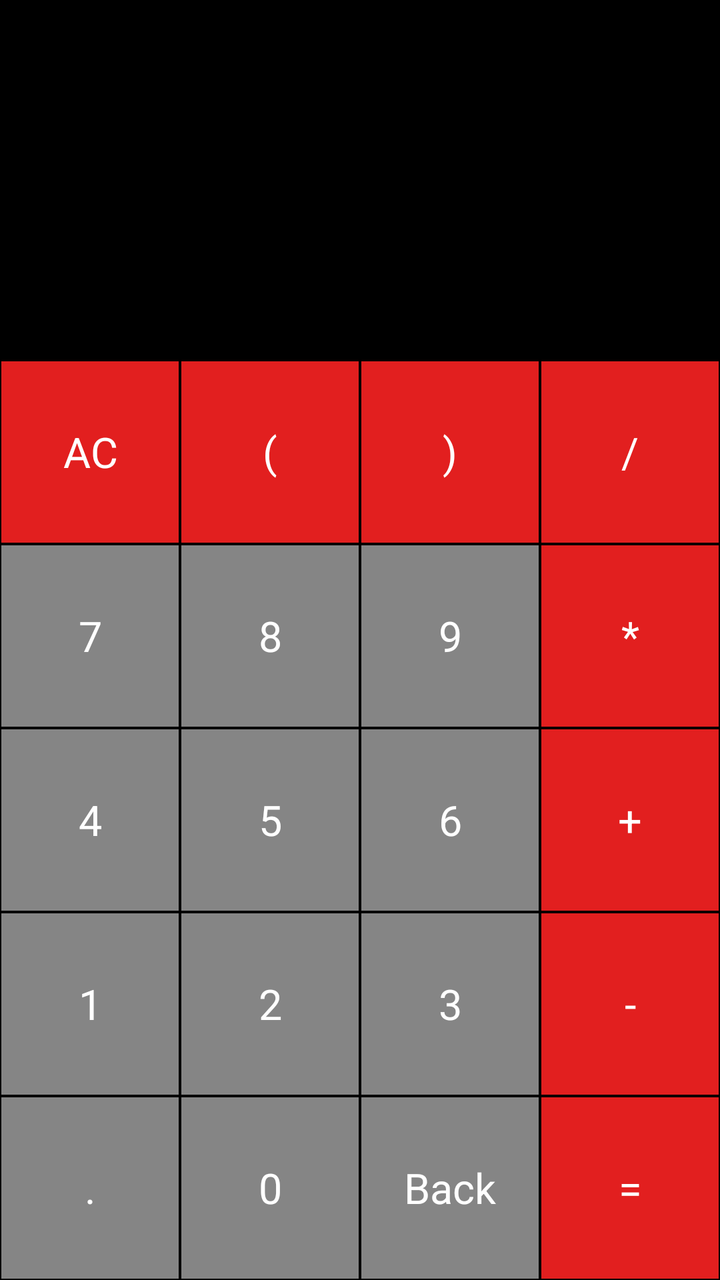
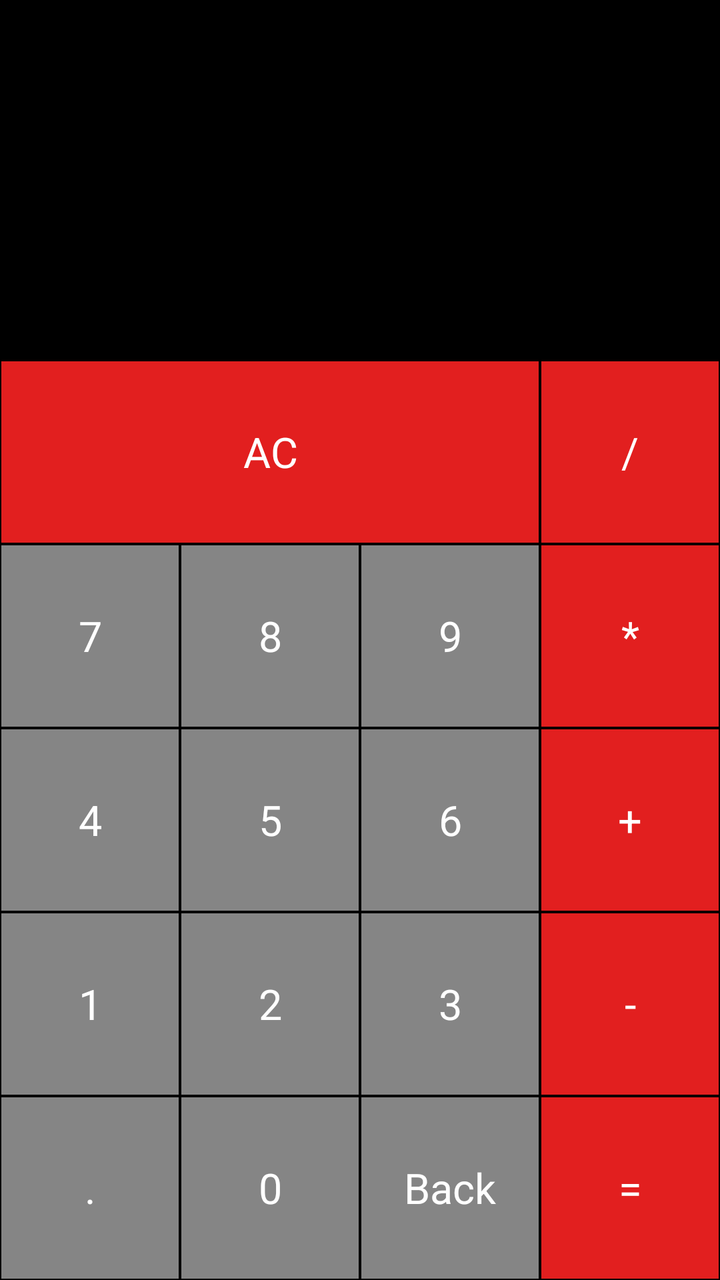

Two renders of the same Android screen: before a commit and after it. Below are the layout's source before the change and the commit's diff.
<!-- AndroidManifest.xml: application theme Theme.MyCalculator -->
<!-- res/layout/activity_main.xml -->
<?xml version="1.0" encoding="utf-8"?>
<LinearLayout
    xmlns:android="http://schemas.android.com/apk/res/android"
    xmlns:app="http://schemas.android.com/apk/res-auto"
    xmlns:tools="http://schemas.android.com/tools"
    android:id="@+id/main"
    android:layout_width="match_parent"
    android:layout_height="match_parent"
    android:background="@color/black"
    android:orientation="vertical"
    tools:context=".MainActivity">

    <TextView
        android:id="@+id/math_operation"
        android:layout_width="match_parent"
        android:layout_height="80sp"
        android:textColor="@android:color/white"
        android:gravity="end"
        android:ellipsize="start"
        android:textSize="40sp"
        android:singleLine="true"
        />
    <TextView
        android:id="@+id/result_text"
        android:layout_width="match_parent"
        android:layout_height="100sp"
        android:textColor="@android:color/white"
        android:gravity="end"
        android:ellipsize="end"
        android:textSize="30sp"
        android:singleLine="true"
        />

    <LinearLayout
        android:layout_width="match_parent"
        android:orientation="vertical"
        android:layout_height="match_parent">
        <LinearLayout
            android:orientation="horizontal"
            android:layout_weight="1"
            android:layout_width="match_parent"
            android:layout_height="0dp">
            
                <TextView
                style="@style/NumberButton"
                    android:id="@+id/ac_btn"
                android:text="AC"
                />
                <TextView
                style="@style/NumberButton"
                    android:id="@+id/lsk_btn"
                android:text="("
                />
                <TextView
                style="@style/NumberButton"
                    android:id="@+id/rsk_btn"
                android:text=")"
                />
                <TextView
                style="@style/NumberButton"
                    android:id="@+id/div_btn"
                android:text="/"
                />
            
        </LinearLayout>
        <LinearLayout
            android:orientation="horizontal"
            android:layout_weight="1"
            android:layout_width="match_parent"
            android:layout_height="0dp">
            <TextView
                style="@style/ActionButton"
                android:id="@+id/btn_7"
                android:text="7"
                />
            <TextView
                style="@style/ActionButton"
                android:id="@+id/btn_8"
                android:text="8"
                />
            <TextView
                style="@style/ActionButton"
                android:id="@+id/btn_9"
                android:text="9"
                />
            <TextView
                style="@style/NumberButton"
                android:id="@+id/mult_btn"
                android:text="*"
                />
        </LinearLayout>
        <LinearLayout
            android:orientation="horizontal"
            android:layout_weight="1"
            android:layout_width="match_parent"
            android:layout_height="0dp">
            <TextView
                style="@style/ActionButton"
                android:id="@+id/btn_4"
                android:text="4"
                />
            <TextView
                style="@style/ActionButton"
                android:id="@+id/btn_5"
                android:text="5"
                />
            <TextView
                style="@style/ActionButton"
                android:id="@+id/btn_6"
                android:text="6"
                />
            <TextView
                style="@style/NumberButton"
                android:id="@+id/plus_btn"
                android:text="+"
                />
        </LinearLayout>
        <LinearLayout
            android:orientation="horizontal"
            android:layout_weight="1"
            android:layout_width="match_parent"
            android:layout_height="0dp">
            <TextView
                style="@style/ActionButton"
                android:id="@+id/btn_1"
                android:text="1"
                />
            <TextView
                style="@style/ActionButton"
                android:id="@+id/btn_2"
                android:text="2"
                />
            <TextView
                style="@style/ActionButton"
                android:id="@+id/btn_3"
                android:text="3"
                />
            <TextView
                style="@style/NumberButton"
                android:id="@+id/minus_btn"
                android:text="-"
                />
        </LinearLayout>
        <LinearLayout
            android:orientation="horizontal"
            android:layout_weight="1"
            android:layout_width="match_parent"
            android:layout_height="0dp">

                <TextView
                style="@style/ActionButton"
                    android:id="@+id/dot_btn"
                android:text="."
                />
                <TextView
                style="@style/ActionButton"
                    android:id="@+id/btn_0"
                android:text="0"
                />
                <TextView
                style="@style/ActionButton"
                    android:id="@+id/back_btn"
                android:text="Back"
                />
                <TextView
                    style="@style/NumberButton"
                    android:id="@+id/equal_btn"
                    android:text="="
                />
          </LinearLayout>
    </LinearLayout>
</LinearLayout>
<!-- resources referenced by this layout -->
<resources>
  <color name="black">#FF000000</color>
  <style name="ActionButton">
          <item name="android:layout_width">0dp</item>
          <item name="android:layout_height">match_parent</item>
          <item name="android:layout_weight">1</item>
          <item name="android:background">#858585</item>
          <item name="android:textSize">21sp</item>
          <item name="android:textColor">#fff</item>
          <item name="android:gravity">center</item>
          <item name="android:layout_margin">0.5dp</item>
      </style>
  <style name="NumberButton">
          <item name="android:layout_width">0dp</item>
          <item name="android:layout_height">match_parent</item>
          <item name="android:layout_weight">1</item>
          <item name="android:background">#E21F1F</item>
          <item name="android:textSize">21sp</item>
          <item name="android:textColor">#fff</item>
          <item name="android:gravity">center</item>
          <item name="android:layout_margin">0.5dp</item>
      </style>
  <style name="Theme.MyCalculator" parent="Base.Theme.MyCalculator" />
  <style name="Base.Theme.MyCalculator" parent="Theme.Material3.DayNight.NoActionBar">
          
          
      </style>
</resources>

<!-- the commit's change to res/layout/activity_main.xml (unified diff, before → after) -->
@@ -39,25 +39,27 @@
             android:orientation="horizontal"
             android:layout_weight="1"
             android:layout_width="match_parent"
-            android:layout_height="0dp">
-            
+            android:layout_height="0.25dp">
+
+            <TextView
+                android:id="@+id/ac_btn"
+                style="@style/NumberButton"
+
+                android:layout_width="180dp"
+                android:text="AC" />
+
+
+
+
+
+
+
+
+
+
                 <TextView
                 style="@style/NumberButton"
-                    android:id="@+id/ac_btn"
-                android:text="AC"
-                />
-                <TextView
-                style="@style/NumberButton"
-                    android:id="@+id/lsk_btn"
-                android:text="("
-                />
-                <TextView
-                style="@style/NumberButton"
-                    android:id="@+id/rsk_btn"
-                android:text=")"
-                />
-                <TextView
-                style="@style/NumberButton"
+
                     android:id="@+id/div_btn"
                 android:text="/"
                 />
